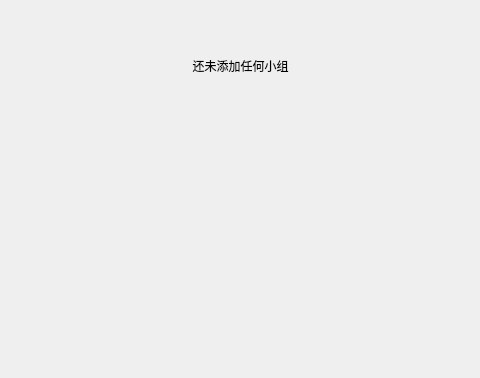
Above: ui/settings/group.ui from xuanxuan1231/RandPicker before the change; both pictures show x 155 to 635 and y 102 to 480 of the 791 by 797 pixel window. Below: the same form after it.
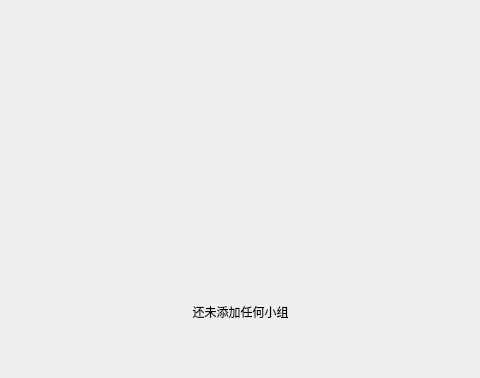
That is the form after the change. Custom widgets are drawn as their Qt base class.

Commit message: feat: 触摸屏适配

Patch:
```diff
--- a/ui/settings/group.ui
+++ b/ui/settings/group.ui
@@ -58,6 +58,33 @@
         <layout class="QHBoxLayout" name="horizontalLayout"/>
        </item>
        <item>
+        <widget class="SmoothScrollArea" name="scrollArea">
+         <property name="widgetResizable">
+          <bool>true</bool>
+         </property>
+         <widget class="QWidget" name="scrollAreaWidgetContents">
+          <property name="geometry">
+           <rect>
+            <x>0</x>
+            <y>0</y>
+            <width>725</width>
+            <height>661</height>
+           </rect>
+          </property>
+          <layout class="QVBoxLayout" name="verticalLayout">
+           <property name="leftMargin">
+            <number>0</number>
+           </property>
+           <property name="topMargin">
+            <number>0</number>
+           </property>
+           <property name="rightMargin">
+            <number>0</number>
+           </property>
+           <property name="bottomMargin">
+            <number>0</number>
+           </property>
+           <item>
         <widget class="PushButton" name="new_group">
          <property name="text">
           <string>添加</string>
@@ -65,11 +92,6 @@
         </widget>
        </item>
        <item>
-        <layout class="QVBoxLayout" name="verticalLayout_3">
-         <property name="spacing">
-          <number>3</number>
-         </property>
-         <item>
           <layout class="QGridLayout" name="group_card_layout">
            <property name="bottomMargin">
             <number>3</number>
@@ -150,19 +172,8 @@
           </layout>
          </item>
         </layout>
-       </item>
-       <item>
-        <spacer name="verticalSpacer">
-         <property name="orientation">
-          <enum>Qt::Vertical</enum>
-         </property>
-         <property name="sizeHint" stdset="0">
-          <size>
-           <width>20</width>
-           <height>40</height>
-          </size>
-         </property>
-        </spacer>
+         </widget>
+        </widget>
        </item>
        <item>
         <layout class="QHBoxLayout" name="horizontalLayout_2">
```
Left out of the diff: 2 changed lines with no effect on the pictures. Lines whose indentation alone changed are shown as unchanged. The commit also changes 1 other file.
